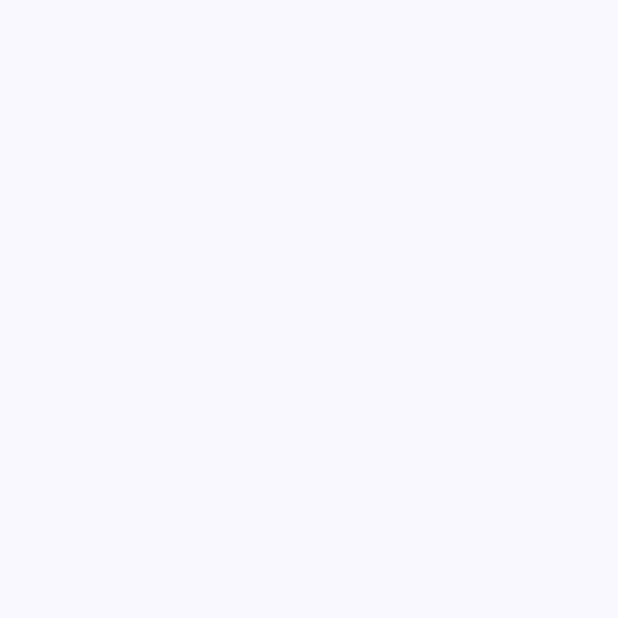
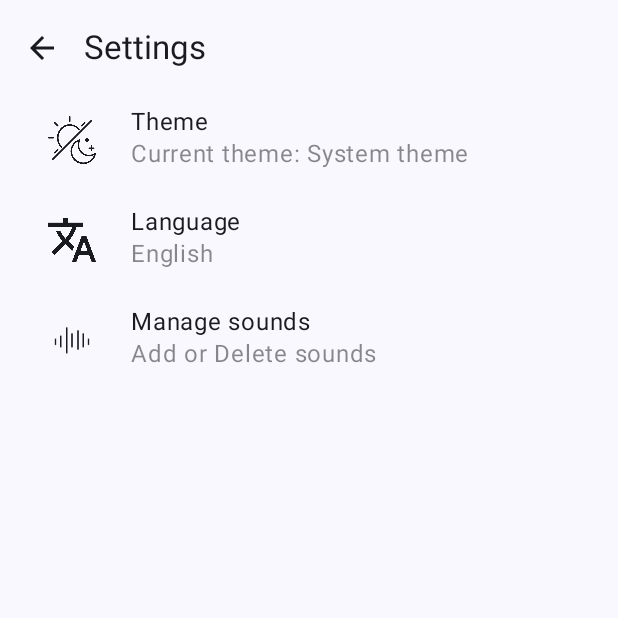
Before and after one commit to itsPronay/Blanket-Mobile, an Android app built with Jetpack Compose: the SettingsScreen screen opened through its navigation route, on a phone screen of 412 x 824 dp, the top half of it. Before the commit the part shown is empty. Run offline under Robolectric (Android 15) with nearby library versions, the phone set to English and light mode, and no system bars.

Commit message:
design settings and aboutUs

```diff
--- a/app/src/main/java/com/pronaycoding/blanket_mobile/nav/Navigation.kt
+++ b/app/src/main/java/com/pronaycoding/blanket_mobile/nav/Navigation.kt
@@ -1,32 +1,45 @@
 package com.pronaycoding.blanket_mobile.nav
 
 import androidx.compose.runtime.Composable
-import androidx.compose.ui.Modifier
-import androidx.navigation.NavController
 import androidx.navigation.NavHostController
-import androidx.navigation.Navigation
 import androidx.navigation.compose.NavHost
 import androidx.navigation.compose.composable
 import androidx.navigation.compose.rememberNavController
+import com.pronaycoding.blanket_mobile.ui.about.AboutScreen
 import com.pronaycoding.blanket_mobile.ui.homeScreen.CardItems
 import com.pronaycoding.blanket_mobile.ui.homeScreen.DrawerItems
 import com.pronaycoding.blanket_mobile.ui.homeScreen.MainScreen
+import com.pronaycoding.blanket_mobile.ui.settings.SettingsScreen
 
 @Composable
 fun Navigation(
     cardItems: List<CardItems>,
     drawerItems: List<DrawerItems>
 ) {
-    val navController : NavHostController = rememberNavController()
+    val navController: NavHostController = rememberNavController()
 
-    NavHost(navController = navController, startDestination = Routes.Home.name ) {
-        composable(Routes.Home.name){
-            MainScreen(cardLists = cardItems
-                , drawerItems = drawerItems )
+    NavHost(navController = navController, startDestination = Routes.Home.name) {
+        composable(Routes.Home.name) {
+            MainScreen(cardLists = cardItems, drawerItems = drawerItems,
+                navigateTo = {
+                    navController.navigate(it)
+                })
         }
 
-        composable(Routes.Settings.name){
+        composable(Routes.Settings.name) {
+            SettingsScreen(
+                onBackArrowClicked = {
+                    navController.navigateUp()
+                }
+            )
+        }
 
+        composable(Routes.AboutUs.name){
+            AboutScreen(
+                onBackPressed = {
+                    navController.navigateUp()
+                }
+            )
         }
     }
 
--- a/app/src/main/java/com/pronaycoding/blanket_mobile/nav/Routes.kt
+++ b/app/src/main/java/com/pronaycoding/blanket_mobile/nav/Routes.kt
@@ -3,5 +3,5 @@ package com.pronaycoding.blanket_mobile.nav
 enum class Routes {
     Home,
     Settings,
-    AboutDev,
+    AboutUs,
 }
--- a/app/src/main/java/com/pronaycoding/blanket_mobile/ui/homeScreen/MainScreen.kt
+++ b/app/src/main/java/com/pronaycoding/blanket_mobile/ui/homeScreen/MainScreen.kt
@@ -15,31 +15,23 @@ import androidx.compose.foundation.layout.width
 import androidx.compose.foundation.lazy.LazyColumn
 import androidx.compose.foundation.lazy.items
 import androidx.compose.material.icons.Icons
-import androidx.compose.material.icons.filled.Add
 import androidx.compose.material.icons.filled.Menu
 import androidx.compose.material3.Card
 import androidx.compose.material3.CardDefaults
 import androidx.compose.material3.Divider
-import androidx.compose.material3.DrawerDefaults
+import androidx.compose.material3.DrawerState
 import androidx.compose.material3.DrawerValue
-import androidx.compose.material3.ElevatedButton
-import androidx.compose.material3.ElevatedCard
 import androidx.compose.material3.ExperimentalMaterial3Api
-import androidx.compose.material3.FloatingActionButton
 import androidx.compose.material3.Icon
 import androidx.compose.material3.IconButton
 import androidx.compose.material3.MaterialTheme
 import androidx.compose.material3.ModalDrawerSheet
 import androidx.compose.material3.ModalNavigationDrawer
 import androidx.compose.material3.NavigationDrawerItem
-import androidx.compose.material3.NavigationRail
-import androidx.compose.material3.NavigationRailItem
 import androidx.compose.material3.OutlinedButton
 import androidx.compose.material3.Scaffold
-import androidx.compose.material3.SearchBar
 import androidx.compose.material3.Slider
 import androidx.compose.material3.SliderDefaults
-import androidx.compose.material3.Snackbar
 import androidx.compose.material3.SnackbarDuration
 import androidx.compose.material3.SnackbarHost
 import androidx.compose.material3.SnackbarHostState
@@ -48,7 +40,6 @@ import androidx.compose.material3.TopAppBar
 import androidx.compose.material3.rememberDrawerState
 import androidx.compose.runtime.Composable
 import androidx.compose.runtime.DisposableEffect
-import androidx.compose.runtime.LaunchedEffect
 import androidx.compose.runtime.getValue
 import androidx.compose.runtime.mutableFloatStateOf
 import androidx.compose.runtime.mutableIntStateOf
@@ -64,7 +55,6 @@ import androidx.compose.ui.graphics.painter.Painter
 import androidx.compose.ui.platform.LocalContext
 import androidx.compose.ui.res.painterResource
 import androidx.compose.ui.text.font.FontWeight
-import androidx.compose.ui.tooling.preview.Preview
 import androidx.compose.ui.unit.dp
 import com.pronaycoding.blanket_mobile.R
 import kotlinx.coroutines.launch
@@ -74,6 +64,7 @@ import kotlinx.coroutines.launch
 fun MainScreen(
     cardLists: List<CardItems>,
     drawerItems: List<DrawerItems>,
+    navigateTo: (route: String) -> Unit
 //    onSettingsClicked :
 ) {
     val snackbarHostState = remember { SnackbarHostState() }
@@ -122,7 +113,13 @@ fun MainScreen(
                                 }
                             },
                             selected = index == selectedIndex,
-                            onClick = { selectedIndex = index })
+                            onClick = {
+                                selectedIndex = index
+                                scope.launch {
+                                    drawerState.close()
+                                }
+                                navigateTo.invoke(drawerItem.route)
+                            })
                     }
                 }
             }
@@ -169,9 +166,9 @@ fun MainScreen(
 
                 items(cardLists) { cardItem ->
                     if (cardItem.firstInType) {
-                        TypeView(typeText = cardItem.type)
+                        TitleCardView(typeText = cardItem.type)
                     }
-                    if(cardItem.title != ""){
+                    if (cardItem.title != "") {
                         CardItemsView(
                             cardItem = cardItem
                         )
@@ -259,7 +256,7 @@ fun CardItemsView(
                             if (audioSlider != 0F) {
                                 audio.start()
                                 iconTintColor = primaryColor
-                            } else{
+                            } else {
                                 audio.pause()
                                 iconTintColor = inverseSurfaceColor
                             }
@@ -279,7 +276,7 @@ fun CardItemsView(
 
 @Composable
 //@Preview (showBackground = true)
-fun TypeView(
+fun TitleCardView(
     modifier: Modifier = Modifier,
     typeText: String,
 ) {
@@ -308,13 +305,12 @@ fun AddCustomSound(
     detectButtonClick: () -> Unit
 ) {
     Column {
-        TypeView(typeText = "Custom")
+        TitleCardView(typeText = "Custom")
         OutlinedButton(modifier = Modifier
             .fillMaxWidth()
             .padding(horizontal = 16.dp),
             onClick = { detectButtonClick.invoke() }) {
             Text(text = "Add custom sound")
-
         }
     }
 }
--- /dev/null
+++ b/app/src/main/java/com/pronaycoding/blanket_mobile/ui/settings/SettingsScreen.kt
@@ -0,0 +1,218 @@
+package com.pronaycoding.blanket_mobile.ui.settings
+
+import android.widget.Switch
+import androidx.compose.foundation.isSystemInDarkTheme
+import androidx.compose.foundation.layout.Arrangement
+import androidx.compose.foundation.layout.Column
+import androidx.compose.foundation.layout.Row
+import androidx.compose.foundation.layout.Spacer
+import androidx.compose.foundation.layout.fillMaxSize
+import androidx.compose.foundation.layout.fillMaxWidth
+import androidx.compose.foundation.layout.height
+import androidx.compose.foundation.layout.padding
+import androidx.compose.material.icons.Icons
+import androidx.compose.material.icons.filled.ArrowBack
+import androidx.compose.material3.Card
+import androidx.compose.material3.CardDefaults
+import androidx.compose.material3.ExperimentalMaterial3Api
+import androidx.compose.material3.Icon
+import androidx.compose.material3.IconButton
+import androidx.compose.material3.MaterialTheme
+import androidx.compose.material3.Scaffold
+import androidx.compose.material3.SnackbarHost
+import androidx.compose.material3.SnackbarHostState
+import androidx.compose.material3.Switch
+import androidx.compose.material3.Text
+import androidx.compose.material3.TopAppBar
+import androidx.compose.runtime.Composable
+import androidx.compose.runtime.getValue
+import androidx.compose.runtime.mutableStateOf
+import androidx.compose.runtime.remember
+import androidx.compose.runtime.saveable.rememberSaveable
+import androidx.compose.runtime.setValue
+import androidx.compose.ui.Alignment
+import androidx.compose.ui.Modifier
+import androidx.compose.ui.res.painterResource
+import androidx.compose.ui.tooling.preview.Preview
+import androidx.compose.ui.unit.dp
+import com.pronaycoding.blanket_mobile.R
+import com.pronaycoding.blanket_mobile.ui.theme.BlanketmobileTheme
+
+@OptIn(ExperimentalMaterial3Api::class)
+@Composable
+fun SettingsScreen(
+    onBackArrowClicked: () -> Unit
+) {
+    val snackbarHostState = remember { SnackbarHostState() }
+
+    Scaffold(
+        topBar = {
+            TopAppBar(title = { Text(text = "Settings") },
+                navigationIcon = {
+                    IconButton(onClick = { onBackArrowClicked.invoke() }) {
+                        Icon(
+                            imageVector = Icons.Default.ArrowBack,
+                            contentDescription = ""
+                        )
+                    }
+                }
+            )
+        },
+        snackbarHost = {
+            SnackbarHost(hostState = snackbarHostState)
+        }
+    ) {
+        Column(
+            modifier = Modifier
+                .fillMaxSize()
+                .padding(it)
+        ) {
+            Card(
+                modifier = Modifier
+                    .fillMaxWidth(), onClick = { /*TODO*/ },
+                colors = CardDefaults.cardColors(
+                    containerColor = MaterialTheme.colorScheme.background
+                )
+            ) {
+                Row(
+                    modifier = Modifier
+                        .fillMaxWidth()
+                        .padding(horizontal = 0.dp)
+                        .padding(8.dp),
+                    verticalAlignment = Alignment.CenterVertically,
+                    horizontalArrangement = Arrangement.Center
+                ) {
+                    Icon(
+                        modifier = Modifier
+                            .weight(.2f)
+                            .height(32.dp),
+                        painter = painterResource(
+                            id = R.drawable.day
+                        ), contentDescription = "Theme"
+                    )
+
+                    Column(
+                        modifier = Modifier
+                            .weight(.8f)
+                            .fillMaxWidth()
+                    ) {
+                        Text(
+                            modifier = Modifier,
+                            text = "Theme",
+                            style = MaterialTheme.typography.bodyLarge
+                        )
+                        Text(
+                            text = "Current theme: System theme",
+                            color = MaterialTheme.colorScheme.inverseSurface.copy(0.5f),
+                        )
+                    }
+
+                }
+            }
+
+            Spacer(modifier = Modifier.height(8.dp))
+            /*
+            language
+             */
+            Card(
+                modifier = Modifier
+                    .fillMaxWidth(), onClick = { /*TODO*/ },
+                colors = CardDefaults.cardColors(
+                    containerColor = MaterialTheme.colorScheme.background
+                )
+            ) {
+                Row(
+                    modifier = Modifier
+                        .fillMaxWidth()
+                        .padding(horizontal = 0.dp)
+                        .padding(8.dp),
+                    verticalAlignment = Alignment.CenterVertically,
+                    horizontalArrangement = Arrangement.Center
+                ) {
+                    Icon(
+                        modifier = Modifier
+                            .weight(.2f)
+                            .height(32.dp),
+                        painter = painterResource(
+                            id = R.drawable.translate
+                        ), contentDescription = "Language"
+                    )
+
+                    Column(
+                        modifier = Modifier
+                            .weight(.8f)
+                            .fillMaxWidth()
+                    ) {
+                        Text(
+                            modifier = Modifier,
+                            text = "Language",
+                            style = MaterialTheme.typography.bodyLarge
+                        )
+                        Text(
+                            text = "English",
+                            color = MaterialTheme.colorScheme.inverseSurface.copy(0.5f),
+                        )
+                    }
+                }
+            }
+
+            Spacer(modifier = Modifier.height(8.dp))
+            /*
+            language
+             */
+            Card(
+                modifier = Modifier
+                    .fillMaxWidth(), onClick = { /*TODO*/ },
+                colors = CardDefaults.cardColors(
+                    containerColor = MaterialTheme.colorScheme.background
+                )
+            ) {
+                Row(
+                    modifier = Modifier
+                        .fillMaxWidth()
+                        .padding(horizontal = 0.dp)
+                        .padding(8.dp),
+                    verticalAlignment = Alignment.CenterVertically,
+                    horizontalArrangement = Arrangement.Center
+                ) {
+                    Icon(
+                        modifier = Modifier
+                            .weight(.2f)
+                            .height(32.dp),
+                        painter = painterResource(
+                            id = R.drawable.white_noise
+                        ), contentDescription = "Language"
+                    )
+
+                    Column(
+                        modifier = Modifier
+                            .weight(.8f)
+                            .fillMaxWidth()
+                    ) {
+                        Text(
+                            modifier = Modifier,
+                            text = "Manage sounds",
+                            style = MaterialTheme.typography.bodyLarge
+                        )
+                        Text(
+                            text = "Add or Delete sounds",
+                            color = MaterialTheme.colorScheme.inverseSurface.copy(0.5f),
+                        )
+                    }
+                }
+            }
+
+        }
+    }
+}
+
+
+@Composable
+@Preview(showSystemUi = true)
+fun PreviewSystemScreen(modifier: Modifier = Modifier) {
+    BlanketmobileTheme {
+        SettingsScreen(
+            onBackArrowClicked = {}
+        )
+    }
+}
```
Also changed, not shown: app/src/main/java/com/pronaycoding/blanket_mobile/ui/about/AboutScreen.kt (added, +204 -0 lines), app/src/main/java/com/pronaycoding/blanket_mobile/ui/homeScreen/BlanketViewModel.kt (+10 -5 lines), app/src/main/res/drawable-nodpi/day.png (added), app/src/main/res/drawable-nodpi/translate.png (added).
